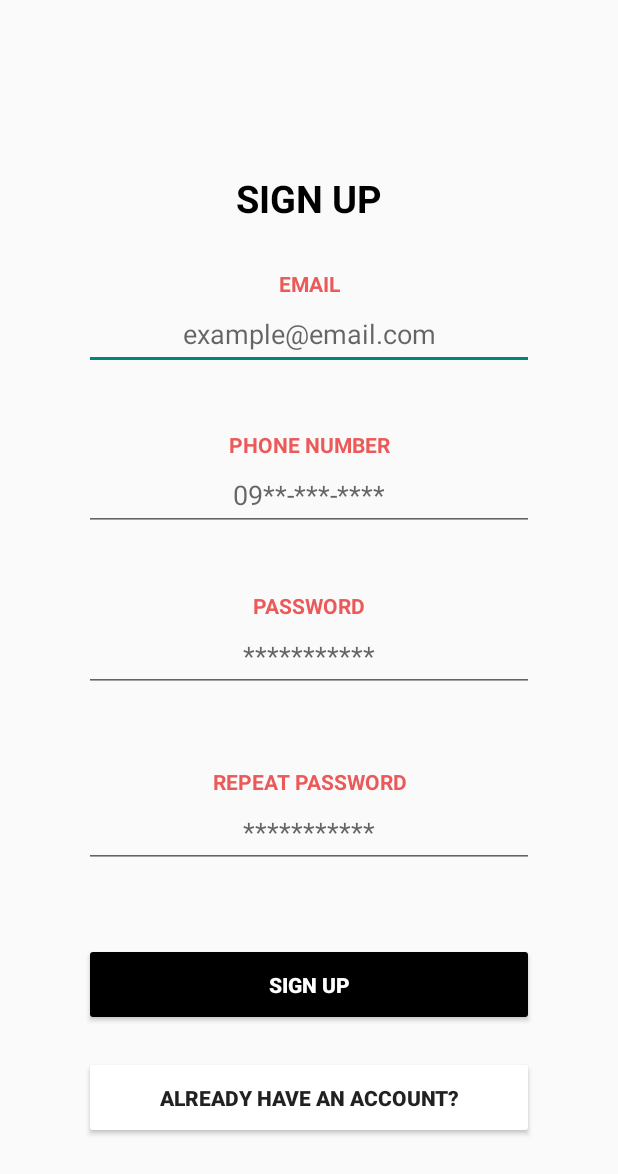
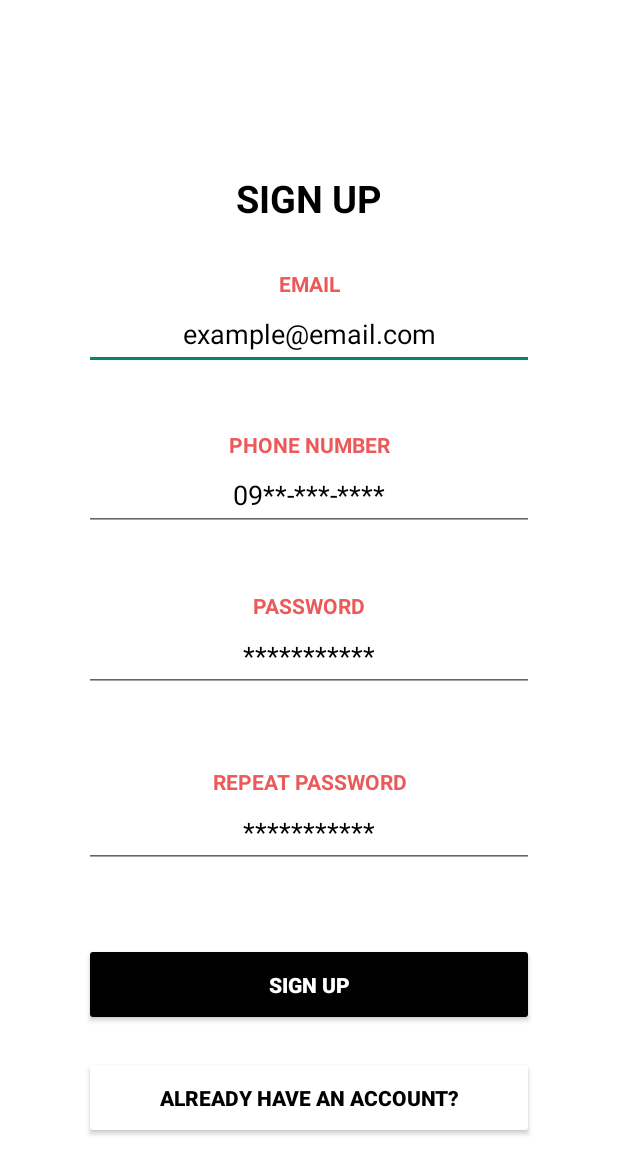
Before and after one commit to cyrellf/GetFitApp, an Android app built with Jetpack Compose: the layout activity_registration.xml on its own in the app's theme, with its tools: preview values and no code run, on a phone screen of 412 x 824 dp. Shown: the top 1174 px of the screen. Run offline under Robolectric (Android 15) with nearby library versions, the phone set to English and light mode, and no system bars.

Commit message:
Third Commit UI For Main Screen, Log In, Registration

```diff
--- a/app/src/main/AndroidManifest.xml
+++ b/app/src/main/AndroidManifest.xml
@@ -22,7 +22,7 @@
         <activity
             android:name=".LoginActivity"
             android:exported="true"
-            android:label=" "
+            android:label="Get Fit"
             android:theme="@style/Theme.AppCompat">
             <intent-filter>
                 <action android:name="android.intent.action.MAIN" />
--- a/app/src/main/res/layout/activity_main.xml
+++ b/app/src/main/res/layout/activity_main.xml
@@ -5,6 +5,7 @@
     android:layout_width="match_parent"
     android:layout_height="match_parent"
     android:orientation="vertical"
+    android:background="@color/white"
     android:gravity="center"
     tools:context=".MainActivity">
 
--- a/app/src/main/res/layout/activity_registration.xml
+++ b/app/src/main/res/layout/activity_registration.xml
@@ -6,6 +6,7 @@
     android:layout_height="match_parent"
     android:orientation="vertical"
     android:gravity="center"
+    android:background="@color/white"
     tools:context=".RegistrationActivity">
 
     <ImageView
@@ -42,8 +43,10 @@
         android:layout_width="300sp"
         android:layout_height="48dp"
         android:ems="10"
+        android:textColorHint="@color/black"
         android:inputType="textEmailAddress"
         android:textAlignment="center"
+        android:textColor="@color/black"
         android:layout_marginBottom="40sp"
         android:hint="example@email.com"
         android:autofillHints="" />
@@ -62,11 +65,13 @@
         android:id="@+id/PhoneNumET2"
         android:layout_width="300sp"
         android:layout_height="48dp"
+        android:textColorHint="@color/black"
         android:ems="10"
         android:inputType="textEmailAddress"
         android:textAlignment="center"
         android:layout_marginBottom="40sp"
         android:hint="09**-***-****"
+        android:textColor="@color/black"
         android:autofillHints="" />
 
     <TextView
@@ -83,8 +88,10 @@
         android:id="@+id/PasswordET2"
         android:layout_width="300sp"
         android:layout_height="48dp"
+        android:textColorHint="@color/black"
         android:fontFamily="sans-serif"
         android:ems="10"
+        android:textColor="@color/black"
         android:hint="***********"
         android:inputType="textPassword"
         android:textAlignment="center"
@@ -104,10 +111,12 @@
     <EditText
         android:id="@+id/RPasswordET2"
         android:layout_width="300sp"
+        android:textColorHint="@color/black"
         android:layout_height="48dp"
         android:fontFamily="sans-serif"
         android:ems="10"
         android:hint="***********"
+        android:textColor="@color/black"
         android:inputType="textPassword"
         android:textAlignment="center"
         android:layout_marginBottom="50sp"
@@ -131,6 +140,7 @@
         android:layout_height="55dp"
         android:backgroundTint="@color/white"
         android:text="ALREADY HAVE AN ACCOUNT?"
+        android:textColor="@color/black"
         android:textStyle="bold" />
 
 
```
